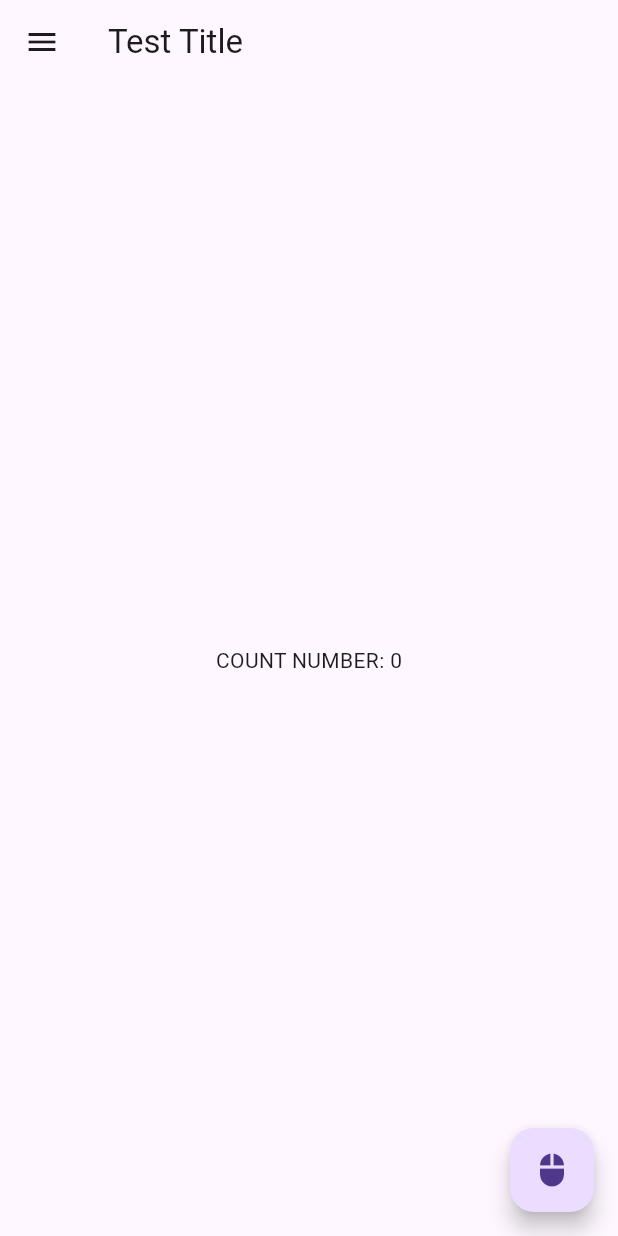
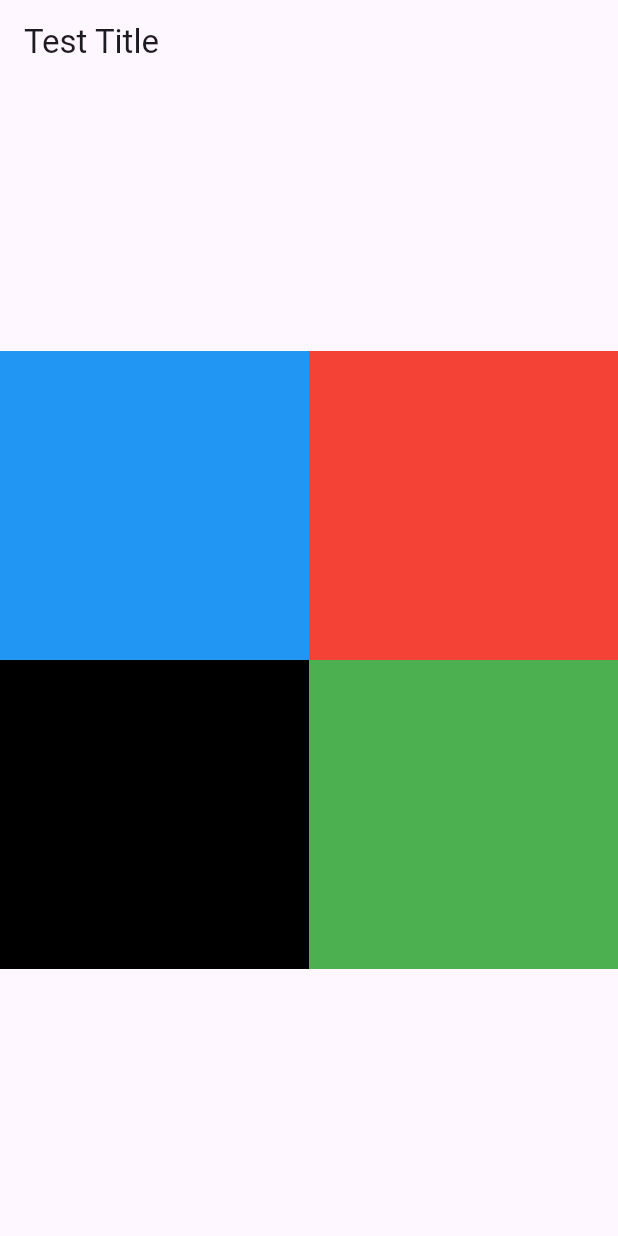
Before and after one commit to devgeniegenie/flutter_test, a Flutter app: the screen it shows after launch, on a phone screen of 412 x 824 dp. Run offline on Flutter 3.47's test engine with Material 3 defaults, Android fonts, the phone set to English and light mode, and no system bars.

Commit message:
- 테이블 구성(Row, Column)

```diff
--- a/lib/main.dart
+++ b/lib/main.dart
@@ -28,35 +28,49 @@ class MyHomePage extends StatefulWidget {
 }
 
 class _MyHomePageState extends State<MyHomePage> {
-  var count = 0;
   @override
   Widget build(BuildContext context) {
     return Scaffold(
-      appBar: AppBar(
-        title: const Text("Test Title"),
-      ),
-      drawer: Drawer(
-          child: ListView(
-            padding: EdgeInsets.zero,
-            children: const [
-              DrawerHeader(
-                decoration: BoxDecoration(
+      resizeToAvoidBottomInset: false,
+      appBar: AppBar(title: const Text("Test Title")),
+      body: Container(
+        alignment: Alignment.topLeft,
+        child: Column(
+          mainAxisAlignment: MainAxisAlignment.center,
+          crossAxisAlignment: CrossAxisAlignment.center,
+          children: [
+            Row(
+              mainAxisAlignment: MainAxisAlignment.center,
+              children: [
+                Container(
+                  width: MediaQuery.of(context).size.width / 2,
+                  height: MediaQuery.of(context).size.height / 4,
                   color: Colors.blue,
                 ),
-                child: Text("Drawer Header Part"),
-              ),
-              ListTile(
-                title: Text("Menu 1"),
-              ),
-            ],
-          )),
-      body: Center(
-        child: Text("COUNT NUMBER: $count"),
-      ),
-      floatingActionButton: FloatingActionButton(
-        onPressed: () => setState(() => count++),
-        tooltip: 'Test tooltip',
-        child: const Icon(Icons.mouse),
+                Container(
+                  width: MediaQuery.of(context).size.width / 2,
+                  height: MediaQuery.of(context).size.height / 4,
+                  color: Colors.red,
+                ),
+              ],
+            ),
+            Row(
+              mainAxisAlignment: MainAxisAlignment.center,
+              children: [
+                Container(
+                  width: MediaQuery.of(context).size.width / 2,
+                  height: MediaQuery.of(context).size.height / 4,
+                  color: Colors.black,
+                ),
+                Container(
+                  width: MediaQuery.of(context).size.width / 2,
+                  height: MediaQuery.of(context).size.height / 4,
+                  color: Colors.green,
+                ),
+              ],
+            ),
+          ],
+        ),
       ),
     );
   }
```
